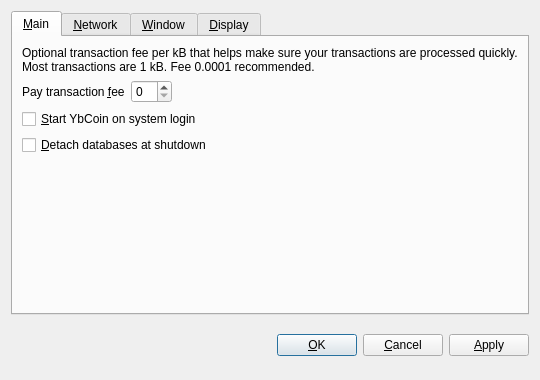
This is src/qt/forms/optionsdialog.ui in ybcoin/ybcoin as Qt 5 draws it before an edit. The edited form follows.
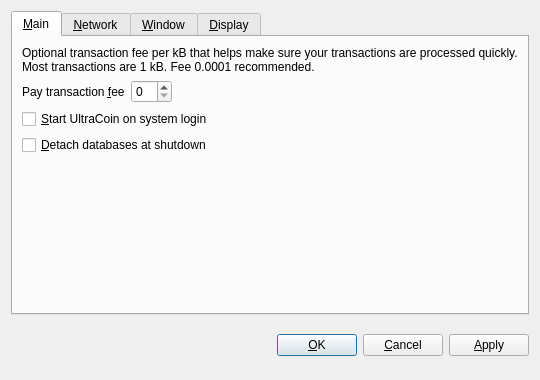
This is the edited form. Custom widgets are drawn as their Qt base class.

Patch:
```diff
--- a/src/qt/forms/optionsdialog.ui
+++ b/src/qt/forms/optionsdialog.ui
@@ -82,7 +82,7 @@
           <string>Automatically start YbCoin after logging in to the system.</string>
          </property>
          <property name="text">
-          <string>&amp;Start YbCoin on system login</string>
+          <string>&amp;Start UltraCoin on system login</string>
          </property>
         </widget>
        </item>
```
Left out of the diff: 10 changed lines with no effect on the pictures.
